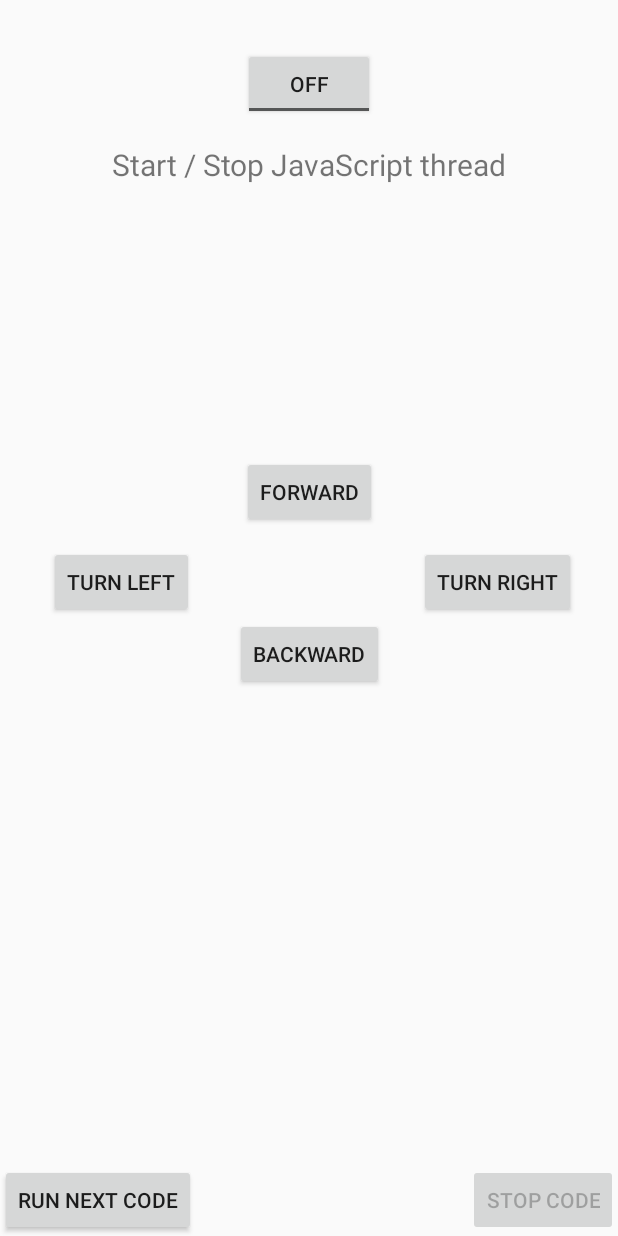
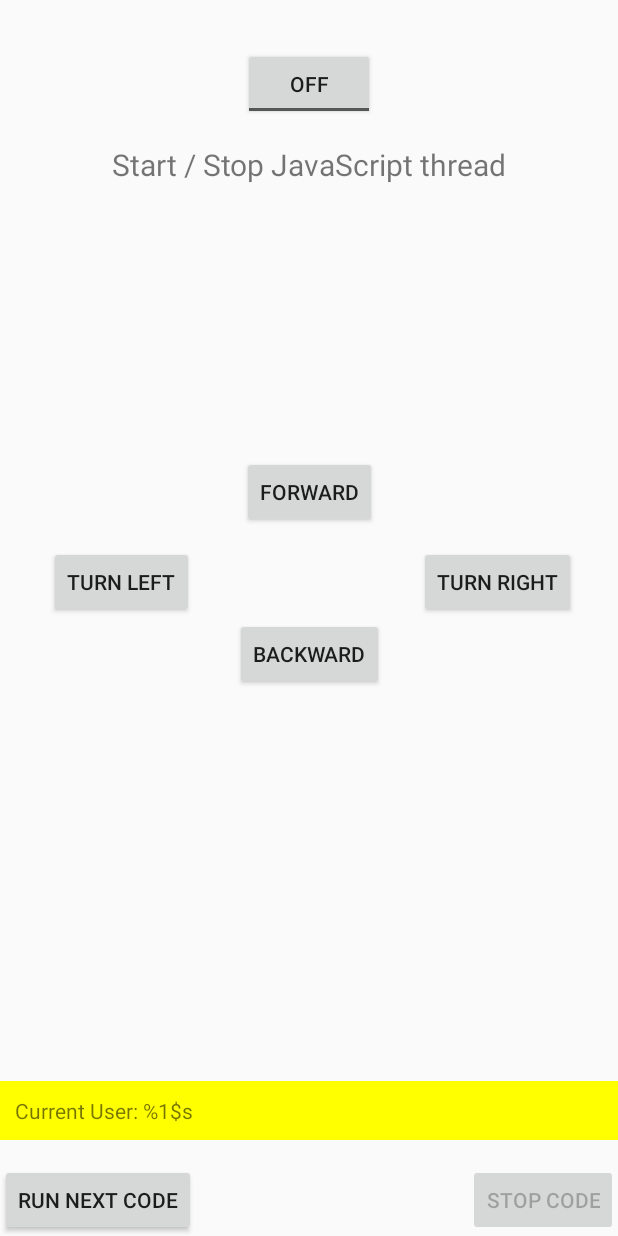
Before and after one commit to nkasenides/RoverCoder, an Android app: the layout activity_main.xml on its own in the app's theme, with its tools: preview values and no code run, on a phone screen of 412 x 824 dp. Run offline under Robolectric (Android 15) with nearby library versions, the phone set to English and light mode, and no system bars; network calls fail.

Commit message:
Using Volley for networking

```diff
--- a/android/app/build.gradle
+++ b/android/app/build.gradle
@@ -29,6 +29,7 @@ dependencies {
     implementation 'androidx.constraintlayout:constraintlayout:1.1.3'
     implementation 'com.github.nearchos:RobutEV3:0.0.10-alpha'
     implementation 'org.mozilla:rhino:1.7.12'
+    implementation 'com.android.volley:volley:1.1.1'
     testImplementation 'junit:junit:4.13'
     androidTestImplementation 'androidx.test.ext:junit:1.1.1'
     androidTestImplementation 'androidx.test.espresso:espresso-core:3.2.0'
--- a/android/app/src/main/res/layout/activity_main.xml
+++ b/android/app/src/main/res/layout/activity_main.xml
@@ -109,5 +109,14 @@
         app:layout_constraintBottom_toBottomOf="parent"
         app:layout_constraintEnd_toEndOf="parent" />
 
+    <TextView
+        android:id="@+id/currentUserTextView"
+        android:text="@string/Current_User"
+        android:padding="10dp"
+        android:layout_width="match_parent"
+        android:layout_height="wrap_content"
+        android:layout_marginBottom="16dp"
+        android:background="#ff0"
+        app:layout_constraintBottom_toTopOf="@+id/runNextCodeButton" />
 
 </androidx.constraintlayout.widget.ConstraintLayout>
--- a/android/app/src/main/res/values/strings.xml
+++ b/android/app/src/main/res/values/strings.xml
@@ -3,4 +3,6 @@
     <string name="run_next_code">Run next code</string>
     <string name="stop_code">Stop code</string>
     <string name="please_connect_to_ev3_via_bluetooth">Please connect to EV3 via Bluetooth...</string>
+    <string name="Current_User">Current User: %1$s</string>
+    <string name="None">None</string>
 </resources>
```
Also changed, not shown: android/app/src/main/java/io/github/nearchos/rovercoder/MainActivity.java (+48 -3 lines), android/app/src/main/java/io/github/nearchos/rovercoder/api/GetNextCodeAsyncTask.java (+61 -61 lines).
